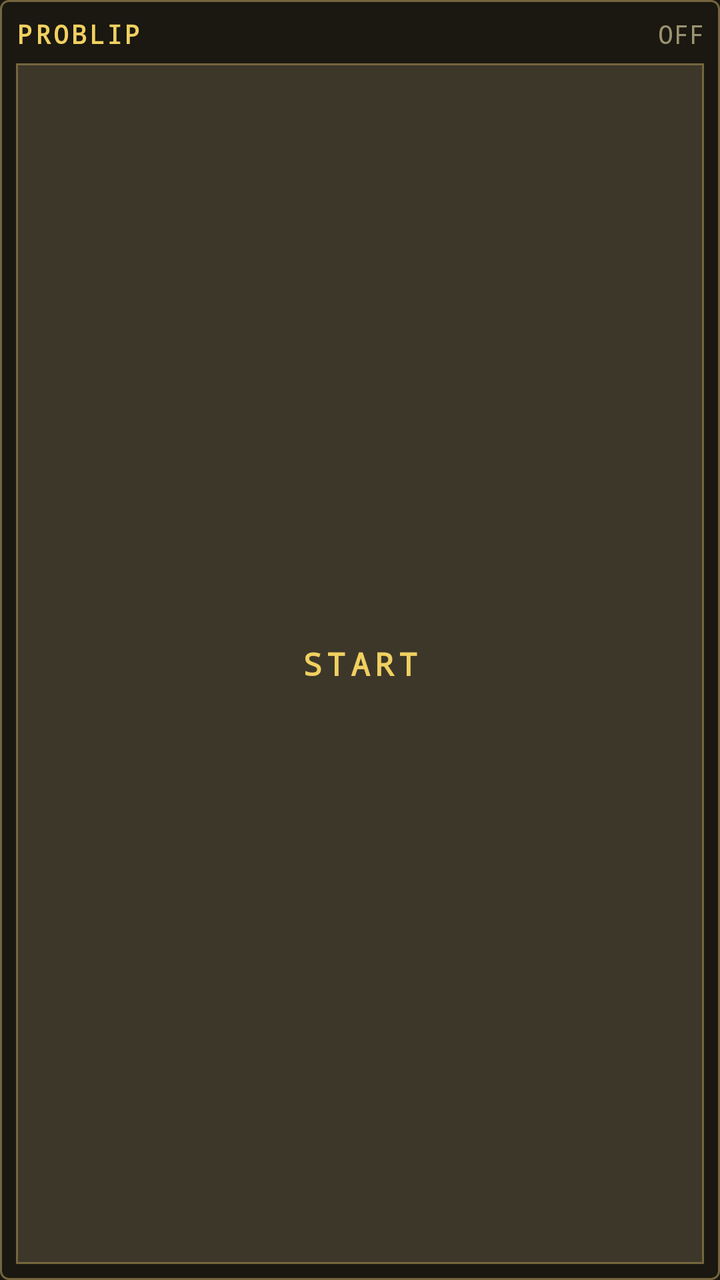
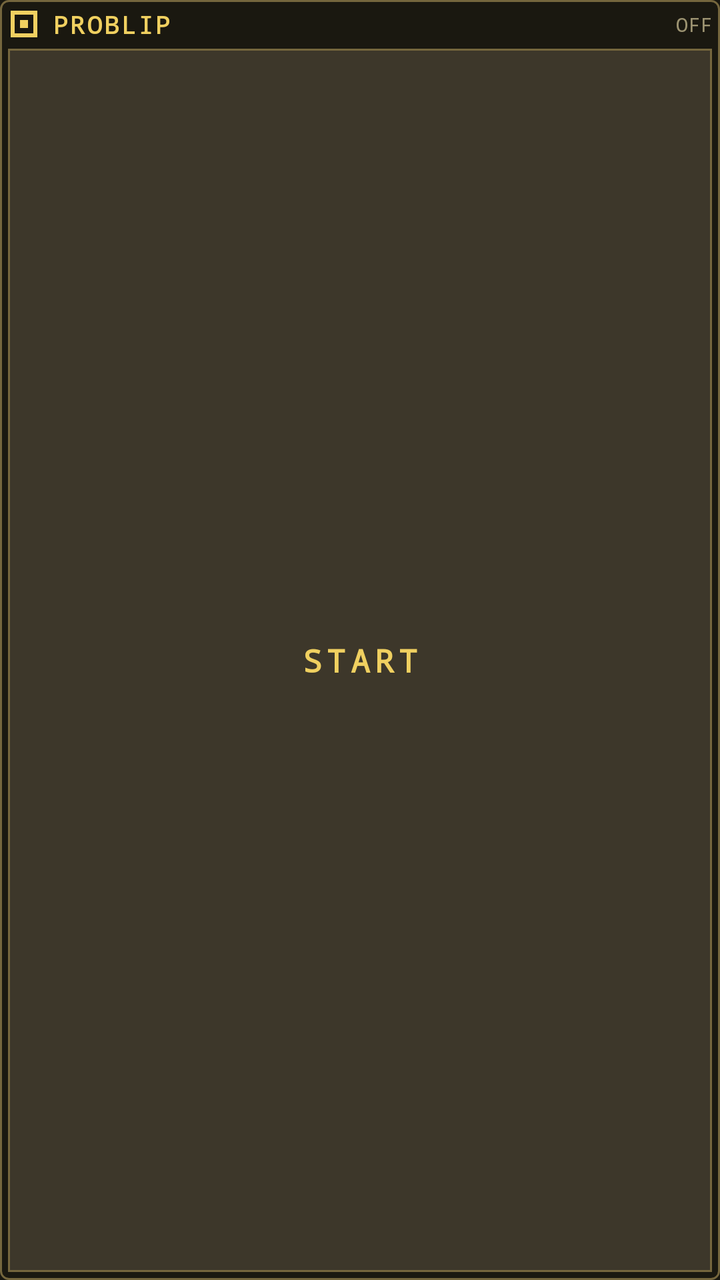

Two renders of the same Android screen: before a commit and after it. Below are the layout's source before the change and the commit's diff.
<!-- AndroidManifest.xml: application theme Theme.Problip -->
<!-- res/layout/widget_problip.xml -->
<?xml version="1.0" encoding="utf-8"?>
<LinearLayout xmlns:android="http://schemas.android.com/apk/res/android"
    android:layout_width="match_parent"
    android:layout_height="match_parent"
    android:background="@drawable/widget_bg"
    android:orientation="vertical"
    android:padding="8dp">

    <LinearLayout
        android:layout_width="match_parent"
        android:layout_height="wrap_content"
        android:orientation="horizontal">

        <TextView
            android:id="@+id/widget_title"
            android:layout_width="0dp"
            android:layout_height="wrap_content"
            android:layout_weight="1"
            android:fontFamily="monospace"
            android:letterSpacing="0.1"
            android:text="@string/widget_title"
            android:textColor="@color/problip_gold"
            android:textSize="13sp"
            android:textStyle="bold" />

        <TextView
            android:id="@+id/widget_status"
            android:layout_width="wrap_content"
            android:layout_height="wrap_content"
            android:fontFamily="monospace"
            android:text="@string/widget_status_off"
            android:textColor="@color/problip_text_dim"
            android:textSize="13sp" />
    </LinearLayout>

    <TextView
        android:id="@+id/widget_button"
        android:layout_width="match_parent"
        android:layout_height="0dp"
        android:layout_marginTop="6dp"
        android:layout_weight="1"
        android:background="@drawable/widget_button"
        android:fontFamily="monospace"
        android:gravity="center"
        android:letterSpacing="0.15"
        android:minHeight="36dp"
        android:text="@string/widget_button_start"
        android:textColor="@color/problip_gold"
        android:textSize="16sp"
        android:textStyle="bold" />
</LinearLayout>
<!-- resources referenced by this layout -->
<resources>
  <color name="problip_gold">#F0D060</color>
  <color name="problip_text_dim">#9C9371</color>
  <!-- drawable widget_bg (drawable) -->
  <?xml version="1.0" encoding="utf-8"?>
  <shape xmlns:android="http://schemas.android.com/apk/res/android"
      android:shape="rectangle">
      <solid android:color="@color/problip_bg" />
      <stroke
          android:width="1dp"
          android:color="@color/problip_bevel" />
      <corners android:radius="4dp" />
  </shape>
  <!-- drawable widget_button (drawable) -->
  <?xml version="1.0" encoding="utf-8"?>
  <shape xmlns:android="http://schemas.android.com/apk/res/android"
      android:shape="rectangle">
      <solid android:color="@color/problip_raised" />
      <stroke
          android:width="1dp"
          android:color="@color/problip_bevel" />
  </shape>
  <string name="widget_button_start">START</string>
  <string name="widget_status_off">OFF</string>
  <string name="widget_title">PROBLIP</string>
  <style name="Theme.Problip" parent="Theme.AppCompat.NoActionBar">
          <item name="android:windowBackground">@color/problip_bg</item>
          <item name="android:statusBarColor">@color/problip_bg</item>
          <item name="android:navigationBarColor">@color/problip_bg</item>
      </style>
  <color name="problip_bg">#1A1810</color>
  <color name="problip_bevel">#75663D</color>
  <color name="problip_raised">#3D372A</color>
</resources>

<!-- the commit's change to res/layout/widget_problip.xml (unified diff, before → after) -->
@@ -4,40 +4,55 @@
     android:layout_height="match_parent"
     android:background="@drawable/widget_bg"
     android:orientation="vertical"
-    android:padding="8dp">
+    android:padding="4dp">
 
     <LinearLayout
         android:layout_width="match_parent"
         android:layout_height="wrap_content"
+        android:gravity="center_vertical"
         android:orientation="horizontal">
+
+        <ImageView
+            android:id="@+id/widget_mark"
+            android:layout_width="16dp"
+            android:layout_height="16dp"
+            android:contentDescription="@null"
+            android:src="@drawable/ic_problip_mark" />
 
         <TextView
             android:id="@+id/widget_title"
-            android:layout_width="0dp"
+            android:layout_width="wrap_content"
             android:layout_height="wrap_content"
-            android:layout_weight="1"
+            android:layout_marginStart="6dp"
+            android:ellipsize="end"
             android:fontFamily="monospace"
             android:letterSpacing="0.1"
+            android:maxLines="1"
             android:text="@string/widget_title"
             android:textColor="@color/problip_gold"
-            android:textSize="13sp"
+            android:textSize="12sp"
             android:textStyle="bold" />
 
         <TextView
             android:id="@+id/widget_status"
-            android:layout_width="wrap_content"
+            android:layout_width="0dp"
             android:layout_height="wrap_content"
+            android:layout_marginStart="6dp"
+            android:layout_weight="1"
+            android:ellipsize="end"
             android:fontFamily="monospace"
+            android:gravity="end|center"
+            android:maxLines="1"
             android:text="@string/widget_status_off"
             android:textColor="@color/problip_text_dim"
-            android:textSize="13sp" />
+            android:textSize="10sp" />
     </LinearLayout>
 
     <TextView
         android:id="@+id/widget_button"
         android:layout_width="match_parent"
         android:layout_height="0dp"
-        android:layout_marginTop="6dp"
+        android:layout_marginTop="4dp"
         android:layout_weight="1"
         android:background="@drawable/widget_button"
         android:fontFamily="monospace"
<!-- resource entries referenced after the edit -->
@@ -2,6 +2,21 @@
 <resources>
   <color name="problip_gold">#F0D060</color>
   <color name="problip_text_dim">#9C9371</color>
+  <!-- drawable ic_problip_mark (drawable) -->
+  <?xml version="1.0" encoding="utf-8"?>
+  <vector xmlns:android="http://schemas.android.com/apk/res/android"
+      android:width="24dp"
+      android:height="24dp"
+      android:viewportWidth="24"
+      android:viewportHeight="24">
+      <path
+          android:fillColor="#F0D060"
+          android:fillType="evenOdd"
+          android:pathData="M2,2h20v20h-20z M5,5h14v14h-14z" />
+      <path
+          android:fillColor="#F0D060"
+          android:pathData="M9,9h6v6h-6z" />
+  </vector>
   <!-- drawable widget_bg (drawable) -->
   <?xml version="1.0" encoding="utf-8"?>
   <shape xmlns:android="http://schemas.android.com/apk/res/android"
